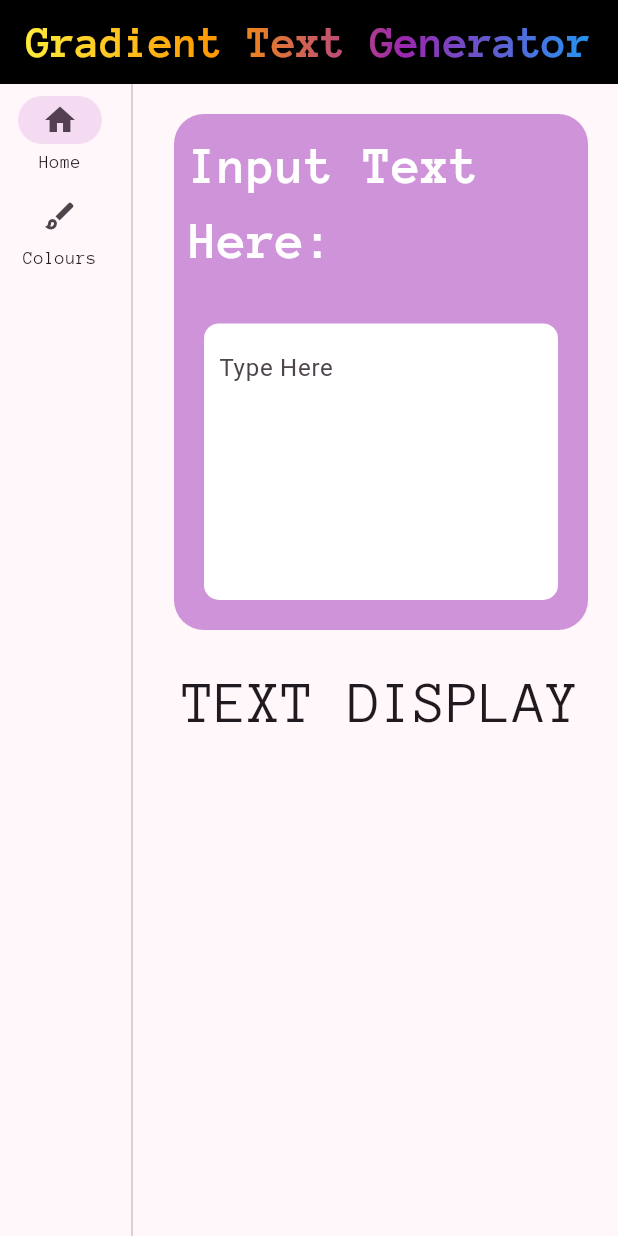
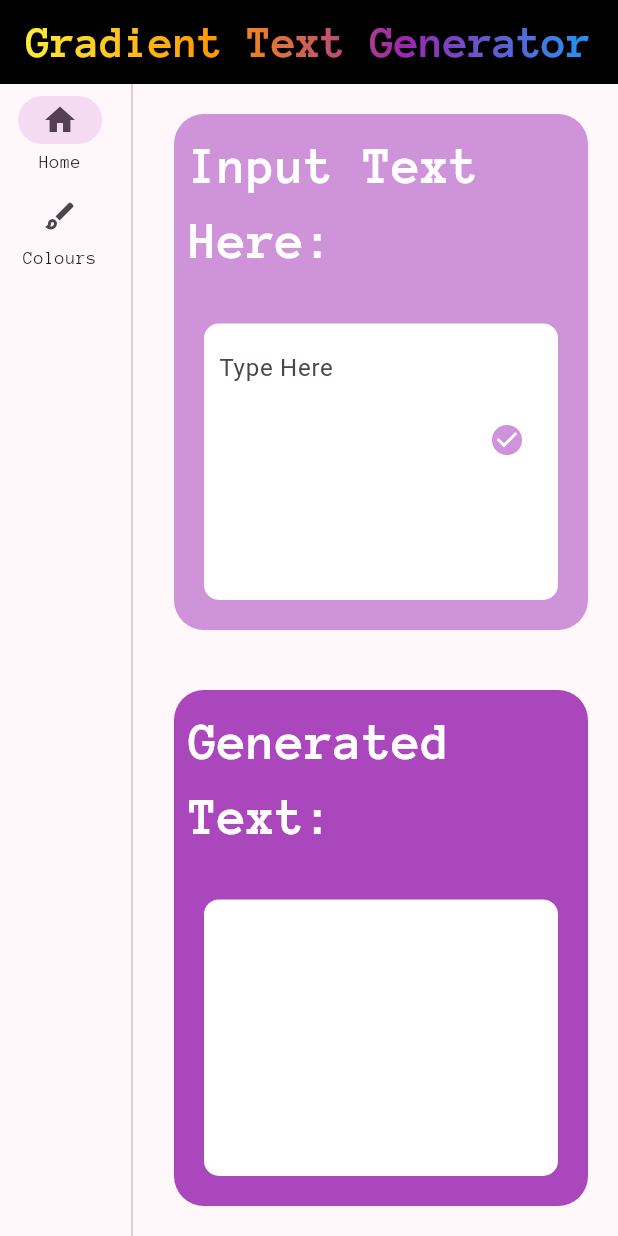
Before and after one commit to Can-duit/gradient_text_generator, a Flutter app: the screen it shows after launch, on a phone screen of 412 x 824 dp. Run offline on Flutter 3.47's test engine with Material 3 defaults, Android fonts, the light colour scheme and no system bars; missing offline and left inert: window_size.

Commit message:
some layout working

```diff
--- a/lib/home/home_page.dart
+++ b/lib/home/home_page.dart
@@ -1,4 +1,5 @@
 import 'package:flutter/material.dart';
+import 'package:gradient_text_generator/home/text_display.dart';
 import 'package:gradient_text_generator/home/text_input.dart';
 import 'package:gradient_text_generator/widgets.dart';
 
@@ -14,10 +15,7 @@ class HomePage extends StatelessWidget {
           child: TextInputWidget()
         ),
         Expanded(
-          child: StyledText(
-            'TEXT DISPLAY',
-            fontSize: 40,
-          ),
+          child: TextOutputWidget()
         ),
       ],
     );
--- a/lib/home/text_display.dart
+++ b/lib/home/text_display.dart
@@ -0,0 +1,79 @@
+import 'package:flutter/material.dart';
+import 'package:flutter/services.dart';
+import 'package:gradient_text_generator/widgets.dart';
+
+class TextOutputWidget extends StatefulWidget {
+  const TextOutputWidget({super.key});
+
+  @override
+  State<TextOutputWidget> createState() => _TextOutputWidgetState();
+}
+
+class _TextOutputWidgetState extends State<TextOutputWidget> {
+
+  late TextEditingController _controller;
+
+  @override
+  void initState() {
+    _controller = TextEditingController();
+    super.initState();
+  }
+
+  @override
+  void dispose() {
+    _controller.dispose();
+    super.dispose();
+  }
+
+  @override
+  Widget build(BuildContext context) {
+    final ThemeData theme = Theme.of(context);
+
+    return SizedBox.expand(
+      child: Container(
+        margin: EdgeInsets.all(20),
+        padding: EdgeInsets.all(10),
+        decoration: BoxDecoration(
+          color: theme.colorScheme.tertiary,
+          borderRadius: BorderRadius.circular(20)
+
+        ),
+        child: Column(
+          children: [
+            Expanded(
+              flex: 2,
+              child: Container(
+                margin: const EdgeInsets.only(bottom: 20),
+                child: StyledText(
+                  'Generated Text:',
+                  styleColour: theme.colorScheme.secondary,
+                  bold: true,
+                  fontSize: 35,
+                ),
+              ),
+            ),
+            Expanded(
+              flex: 3,
+              child: Container(
+                margin: const EdgeInsets.fromLTRB(10, 0, 10, 10),
+                padding: const EdgeInsets.all(10),
+                decoration: BoxDecoration(
+                  color: theme.colorScheme.secondary,
+                  borderRadius: BorderRadius.circular(10)
+                ),
+                child: TextField(
+                  maxLines: 5,
+                  controller: _controller,
+                  readOnly: true,
+                  decoration: InputDecoration(
+                    border: InputBorder.none,
+                  ),
+                ),
+              )
+            )
+          ],
+        ),
+      ),
+    );
+  }
+}
--- a/lib/home/text_input.dart
+++ b/lib/home/text_input.dart
@@ -1,4 +1,5 @@
 import 'package:flutter/material.dart';
+import 'package:flutter/services.dart';
 import 'package:gradient_text_generator/widgets.dart';
 
 class TextInputWidget extends StatefulWidget {
@@ -26,13 +27,15 @@ class _TextInputWidgetState extends State<TextInputWidget> {
 
   @override
   Widget build(BuildContext context) {
+    String inputText = '';
+    final ThemeData theme = Theme.of(context);
 
     return SizedBox.expand(
       child: Container(
         margin: EdgeInsets.all(20),
         padding: EdgeInsets.all(10),
         decoration: BoxDecoration(
-          color: Colors.purple[200],
+          color: theme.colorScheme.primary,
           borderRadius: BorderRadius.circular(20)
 
         ),
@@ -44,7 +47,7 @@ class _TextInputWidgetState extends State<TextInputWidget> {
                 margin: const EdgeInsets.only(bottom: 20),
                 child: StyledText(
                   'Input Text Here:',
-                  styleColour: Colors.white,
+                  styleColour: theme.colorScheme.secondary,
                   bold: true,
                   fontSize: 35,
                 ),
@@ -56,16 +59,26 @@ class _TextInputWidgetState extends State<TextInputWidget> {
                 margin: const EdgeInsets.fromLTRB(10, 0, 10, 10),
                 padding: const EdgeInsets.all(10),
                 decoration: BoxDecoration(
-                  color: Colors.white,
+                  color: theme.colorScheme.secondary,
                   borderRadius: BorderRadius.circular(10)
                 ),
                 child: TextField(
+                  maxLines: 5,
                   controller: _controller,
-                  onSubmitted: (String text){
-                    // TODO add in a submit function
+                  onChanged: (String text){
+                    setState(() {
+                      inputText = text;
+                    });
                   },
-                  maxLines: 5,
                   decoration: InputDecoration(
+                    suffixIcon: IconButton(
+                      icon: Icon(Icons.check_circle),
+                      onPressed: (){
+
+                        // TODO submit to the database
+                      },
+                    ),
+                    suffixIconColor: theme.primaryColor,
                     hintText: 'Type Here',
                     border: InputBorder.none,
                   ),
--- a/lib/main.dart
+++ b/lib/main.dart
@@ -11,7 +11,7 @@ void main() {
   if (!kIsWeb && (Platform.isWindows || Platform.isLinux || Platform.isMacOS)) {
     setWindowTitle('Gradient Text Generator');
     setWindowMaxSize(Size.infinite);
-    setWindowMinSize(Size(500, 600));
+    setWindowMinSize(Size(500, 500));
   }
 
   runApp(const MainApp());
@@ -29,6 +29,9 @@ class MainApp extends StatelessWidget {
         colorScheme: ColorScheme.fromSeed(
           brightness: Brightness.light,
           seedColor: Colors.purple,
+          primary: Colors.purple[200],
+          secondary: Colors.white,
+          tertiary: Colors.purple[400]
 
         ),
         useMaterial3: true
@@ -80,7 +83,7 @@ class _NavigationState extends State<Navigation> with TickerProviderStateMixin{
 
   @override
   Widget build(BuildContext context){
-    // final ThemeData theme = Theme.of(context);
+    final ThemeData theme = Theme.of(context);
 
     return Scaffold(
       appBar: AppBar(
@@ -94,7 +97,7 @@ class _NavigationState extends State<Navigation> with TickerProviderStateMixin{
                 colors: <Color>[Colors.yellow, Colors.orange, Colors.purple, Colors.blue],
               ).createShader(bounds);
             },
-            child: const StyledText(
+            child: StyledText(
               'Gradient Text Generator',
               bold: true,
               fontSize: 30,
--- a/pubspec.yaml
+++ b/pubspec.yaml
@@ -11,6 +11,7 @@ dependencies:
     sdk: flutter
   provider: ^6.1.4
   shared_preferences: ^2.5.3
+  sqflite: ^2.4.2
   window_size: ^0.1.0
 
 
```
Also changed, not shown: lib/colours/colours_add.dart (added), lib/colours/colours_gridview.dart (added), pubspec.lock, 1 other file.
